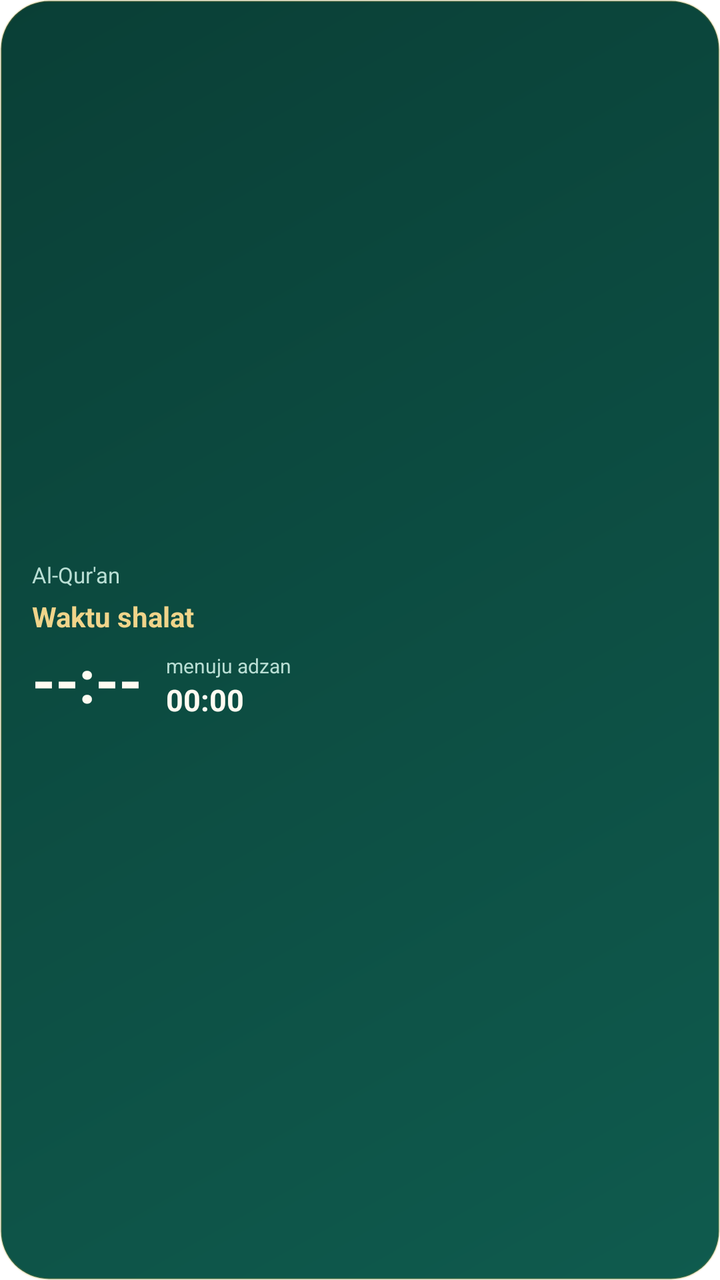
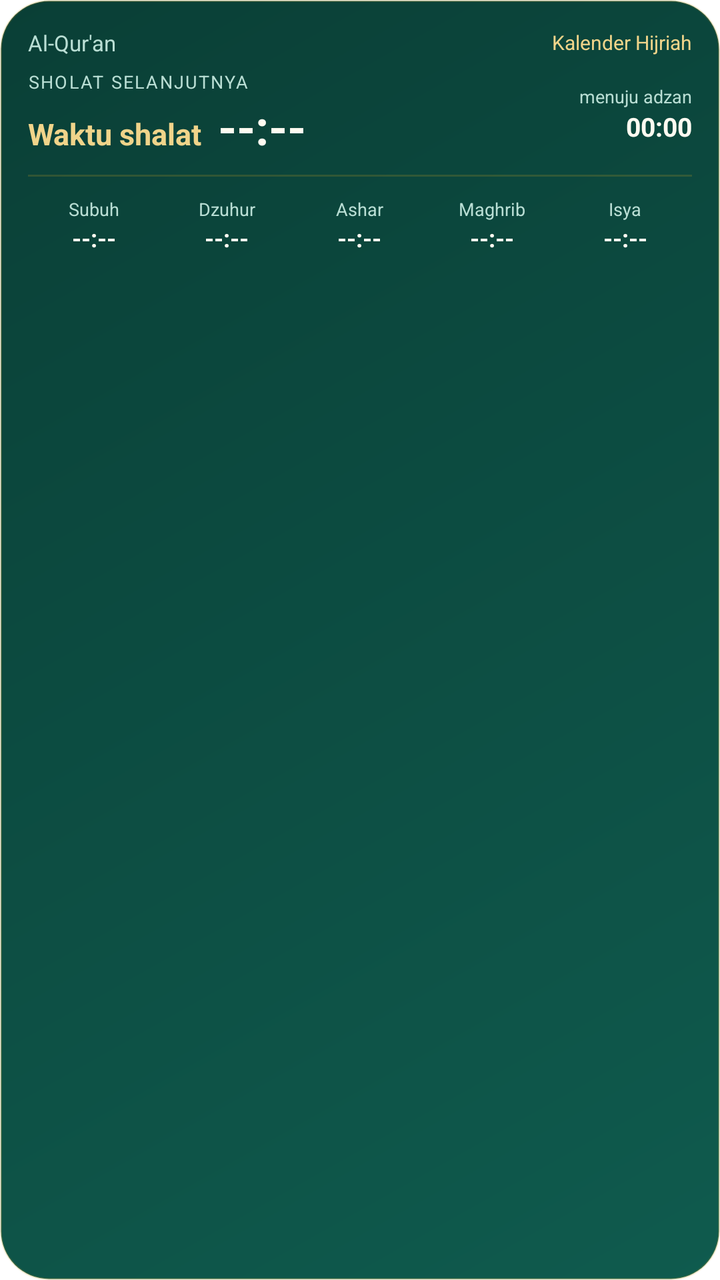

Before-and-after screenshots of an Android layout around one commit, followed by the original layout XML and the change that was made.
<!-- AndroidManifest.xml: fallback theme Theme.MaterialComponents.DayNight.NoActionBar -->
<!-- res/layout/prayer_times_widget.xml -->
<?xml version="1.0" encoding="utf-8"?>
<LinearLayout xmlns:android="http://schemas.android.com/apk/res/android"
    android:id="@+id/widget_root"
    android:layout_width="match_parent"
    android:layout_height="match_parent"
    android:background="@drawable/prayer_widget_background"
    android:gravity="center_vertical"
    android:orientation="vertical"
    android:padding="16dp">

    <TextView
        android:id="@+id/widget_location"
        android:layout_width="match_parent"
        android:layout_height="wrap_content"
        android:ellipsize="end"
        android:maxLines="1"
        android:text="Al-Qur'an"
        android:textColor="#B9DED4"
        android:textSize="11sp" />

    <TextView
        android:id="@+id/widget_prayer_name"
        android:layout_width="match_parent"
        android:layout_height="wrap_content"
        android:layout_marginTop="4dp"
        android:ellipsize="end"
        android:maxLines="1"
        android:text="Waktu shalat"
        android:textColor="#F0D48A"
        android:textSize="14sp"
        android:textStyle="bold" />

    <LinearLayout
        android:layout_width="match_parent"
        android:layout_height="wrap_content"
        android:layout_marginTop="2dp"
        android:baselineAligned="true"
        android:gravity="bottom"
        android:orientation="horizontal">

        <TextView
            android:id="@+id/widget_prayer_time"
            android:layout_width="wrap_content"
            android:layout_height="wrap_content"
            android:text="--:--"
            android:textColor="#FFFBF1"
            android:textSize="30sp"
            android:textStyle="bold" />

        <LinearLayout
            android:layout_width="0dp"
            android:layout_height="wrap_content"
            android:layout_marginStart="12dp"
            android:layout_weight="1"
            android:orientation="vertical">

            <TextView
                android:id="@+id/widget_countdown_label"
                android:layout_width="match_parent"
                android:layout_height="wrap_content"
                android:maxLines="1"
                android:text="menuju adzan"
                android:textColor="#B9DED4"
                android:textSize="10sp" />

            <Chronometer
                android:id="@+id/widget_countdown"
                android:layout_width="match_parent"
                android:layout_height="wrap_content"
                android:format="%s"
                android:textColor="#FFFBF1"
                android:textSize="15sp"
                android:textStyle="bold" />
        </LinearLayout>
    </LinearLayout>
</LinearLayout>
<!-- resources referenced by this layout -->
<resources>
  <!-- drawable prayer_widget_background (drawable) -->
  <?xml version="1.0" encoding="utf-8"?>
  <shape xmlns:android="http://schemas.android.com/apk/res/android"
      android:shape="rectangle">
      <gradient
          android:angle="135"
          android:endColor="#0A3F36"
          android:startColor="#0F5B4E" />
      <corners android:radius="24dp" />
      <stroke
          android:width="1dp"
          android:color="#33C9A227" />
  </shape>
</resources>

<!-- the commit's change to res/layout/prayer_times_widget.xml (unified diff, before → after) -->
@@ -4,72 +4,272 @@
     android:layout_width="match_parent"
     android:layout_height="match_parent"
     android:background="@drawable/prayer_widget_background"
-    android:gravity="center_vertical"
     android:orientation="vertical"
-    android:padding="16dp">
-
-    <TextView
-        android:id="@+id/widget_location"
+    android:padding="14dp">
+
+    <LinearLayout
         android:layout_width="match_parent"
         android:layout_height="wrap_content"
-        android:ellipsize="end"
-        android:maxLines="1"
-        android:text="Al-Qur'an"
-        android:textColor="#B9DED4"
-        android:textSize="11sp" />
-
-    <TextView
-        android:id="@+id/widget_prayer_name"
+        android:gravity="center_vertical"
+        android:orientation="horizontal">
+
+        <TextView
+            android:id="@+id/widget_location"
+            android:layout_width="0dp"
+            android:layout_height="wrap_content"
+            android:layout_weight="1"
+            android:ellipsize="end"
+            android:maxLines="1"
+            android:text="Al-Qur'an"
+            android:textColor="#B9DED4"
+            android:textSize="11sp" />
+
+        <TextView
+            android:id="@+id/widget_hijri"
+            android:layout_width="wrap_content"
+            android:layout_height="wrap_content"
+            android:layout_marginStart="8dp"
+            android:ellipsize="end"
+            android:maxLines="1"
+            android:text="Kalender Hijriah"
+            android:textColor="#F0D48A"
+            android:textSize="10sp" />
+    </LinearLayout>
+
+    <LinearLayout
         android:layout_width="match_parent"
         android:layout_height="wrap_content"
-        android:layout_marginTop="4dp"
-        android:ellipsize="end"
-        android:maxLines="1"
-        android:text="Waktu shalat"
-        android:textColor="#F0D48A"
-        android:textSize="14sp"
-        android:textStyle="bold" />
-
-    <LinearLayout
-        android:layout_width="match_parent"
-        android:layout_height="wrap_content"
-        android:layout_marginTop="2dp"
-        android:baselineAligned="true"
-        android:gravity="bottom"
+        android:layout_marginTop="6dp"
+        android:baselineAligned="false"
+        android:gravity="center_vertical"
         android:orientation="horizontal">
 
-        <TextView
-            android:id="@+id/widget_prayer_time"
+        <LinearLayout
+            android:layout_width="0dp"
+            android:layout_height="wrap_content"
+            android:layout_weight="1"
+            android:orientation="vertical">
+
+            <TextView
+                android:id="@+id/widget_next_label"
+                android:layout_width="match_parent"
+                android:layout_height="wrap_content"
+                android:letterSpacing="0.08"
+                android:maxLines="1"
+                android:text="SHOLAT SELANJUTNYA"
+                android:textColor="#B9DED4"
+                android:textSize="9sp" />
+
+            <LinearLayout
+                android:layout_width="match_parent"
+                android:layout_height="wrap_content"
+                android:baselineAligned="true"
+                android:orientation="horizontal">
+
+                <TextView
+                    android:id="@+id/widget_prayer_name"
+                    android:layout_width="wrap_content"
+                    android:layout_height="wrap_content"
+                    android:ellipsize="end"
+                    android:maxLines="1"
+                    android:text="Waktu shalat"
+                    android:textColor="#F0D48A"
+                    android:textSize="15sp"
+                    android:textStyle="bold" />
+
+                <TextView
+                    android:id="@+id/widget_prayer_time"
+                    android:layout_width="wrap_content"
+                    android:layout_height="wrap_content"
+                    android:layout_marginStart="8dp"
+                    android:text="--:--"
+                    android:textColor="#FFFBF1"
+                    android:textSize="24sp"
+                    android:textStyle="bold" />
+            </LinearLayout>
+        </LinearLayout>
+
+        <LinearLayout
             android:layout_width="wrap_content"
             android:layout_height="wrap_content"
-            android:text="--:--"
-            android:textColor="#FFFBF1"
-            android:textSize="30sp"
-            android:textStyle="bold" />
-
-        <LinearLayout
-            android:layout_width="0dp"
-            android:layout_height="wrap_content"
-            android:layout_marginStart="12dp"
-            android:layout_weight="1"
+            android:gravity="end"
             android:orientation="vertical">
 
             <TextView
                 android:id="@+id/widget_countdown_label"
-                android:layout_width="match_parent"
+                android:layout_width="wrap_content"
                 android:layout_height="wrap_content"
                 android:maxLines="1"
                 android:text="menuju adzan"
                 android:textColor="#B9DED4"
-                android:textSize="10sp" />
+                android:textSize="9sp" />
 
             <Chronometer
                 android:id="@+id/widget_countdown"
-                android:layout_width="match_parent"
+                android:layout_width="wrap_content"
                 android:layout_height="wrap_content"
                 android:format="%s"
                 android:textColor="#FFFBF1"
-                android:textSize="15sp"
+                android:textSize="13sp"
+                android:textStyle="bold" />
+        </LinearLayout>
+    </LinearLayout>
+
+    <View
+        android:layout_width="match_parent"
+        android:layout_height="1dp"
+        android:layout_marginTop="8dp"
+        android:background="#33C9A227" />
+
+    <LinearLayout
+        android:layout_width="match_parent"
+        android:layout_height="wrap_content"
+        android:layout_marginTop="6dp"
+        android:baselineAligned="false"
+        android:orientation="horizontal">
+
+        <LinearLayout
+            android:id="@+id/widget_fajr_cell"
+            android:layout_width="0dp"
+            android:layout_height="wrap_content"
+            android:layout_weight="1"
+            android:gravity="center"
+            android:orientation="vertical"
+            android:paddingTop="4dp"
+            android:paddingBottom="4dp">
+
+            <TextView
+                android:id="@+id/widget_fajr_name"
+                android:layout_width="wrap_content"
+                android:layout_height="wrap_content"
+                android:maxLines="1"
+                android:text="Subuh"
+                android:textColor="#B9DED4"
+                android:textSize="9sp" />
+
+            <TextView
+                android:id="@+id/widget_fajr_time"
+                android:layout_width="wrap_content"
+                android:layout_height="wrap_content"
+                android:text="--:--"
+                android:textColor="#FFFBF1"
+                android:textSize="12sp"
+                android:textStyle="bold" />
+        </LinearLayout>
+
+        <LinearLayout
+            android:id="@+id/widget_dhuhr_cell"
+            android:layout_width="0dp"
+            android:layout_height="wrap_content"
+            android:layout_weight="1"
+            android:gravity="center"
+            android:orientation="vertical"
+            android:paddingTop="4dp"
+            android:paddingBottom="4dp">
+
+            <TextView
+                android:id="@+id/widget_dhuhr_name"
+                android:layout_width="wrap_content"
+                android:layout_height="wrap_content"
+                android:maxLines="1"
+                android:text="Dzuhur"
+                android:textColor="#B9DED4"
+                android:textSize="9sp" />
+
+            <TextView
+                android:id="@+id/widget_dhuhr_time"
+                android:layout_width="wrap_content"
+                android:layout_height="wrap_content"
+                android:text="--:--"
+                android:textColor="#FFFBF1"
+                android:textSize="12sp"
+                android:textStyle="bold" />
+        </LinearLayout>
+
+        <LinearLayout
+            android:id="@+id/widget_asr_cell"
+            android:layout_width="0dp"
+            android:layout_height="wrap_content"
+            android:layout_weight="1"
+            android:gravity="center"
+            android:orientation="vertical"
+            android:paddingTop="4dp"
+            android:paddingBottom="4dp">
+
+            <TextView
+                android:id="@+id/widget_asr_name"
+                android:layout_width="wrap_content"
+                android:layout_height="wrap_content"
+                android:maxLines="1"
+                android:text="Ashar"
+                android:textColor="#B9DED4"
+                android:textSize="9sp" />
+
+            <TextView
+                android:id="@+id/widget_asr_time"
+                android:layout_width="wrap_content"
+                android:layout_height="wrap_content"
+                android:text="--:--"
+                android:textColor="#FFFBF1"
+                android:textSize="12sp"
+                android:textStyle="bold" />
+        </LinearLayout>
+
+        <LinearLayout
+            android:id="@+id/widget_maghrib_cell"
+            android:layout_width="0dp"
+            android:layout_height="wrap_content"
+            android:layout_weight="1"
+            android:gravity="center"
+            android:orientation="vertical"
+            android:paddingTop="4dp"
+            android:paddingBottom="4dp">
+
+            <TextView
+                android:id="@+id/widget_maghrib_name"
+                android:layout_width="wrap_content"
+                android:layout_height="wrap_content"
+                android:maxLines="1"
+                android:text="Maghrib"
+                android:textColor="#B9DED4"
+                android:textSize="9sp" />
+
+            <TextView
+                android:id="@+id/widget_maghrib_time"
+                android:layout_width="wrap_content"
+                android:layout_height="wrap_content"
+                android:text="--:--"
+                android:textColor="#FFFBF1"
+                android:textSize="12sp"
+                android:textStyle="bold" />
+        </LinearLayout>
+
+        <LinearLayout
+            android:id="@+id/widget_isha_cell"
+            android:layout_width="0dp"
+            android:layout_height="wrap_content"
+            android:layout_weight="1"
+            android:gravity="center"
+            android:orientation="vertical"
+            android:paddingTop="4dp"
+            android:paddingBottom="4dp">
+
+            <TextView
+                android:id="@+id/widget_isha_name"
+                android:layout_width="wrap_content"
+                android:layout_height="wrap_content"
+                android:maxLines="1"
+                android:text="Isya"
+                android:textColor="#B9DED4"
+                android:textSize="9sp" />
+
+            <TextView
+                android:id="@+id/widget_isha_time"
+                android:layout_width="wrap_content"
+                android:layout_height="wrap_content"
+                android:text="--:--"
+                android:textColor="#FFFBF1"
+                android:textSize="12sp"
                 android:textStyle="bold" />
         </LinearLayout>
     </LinearLayout>
